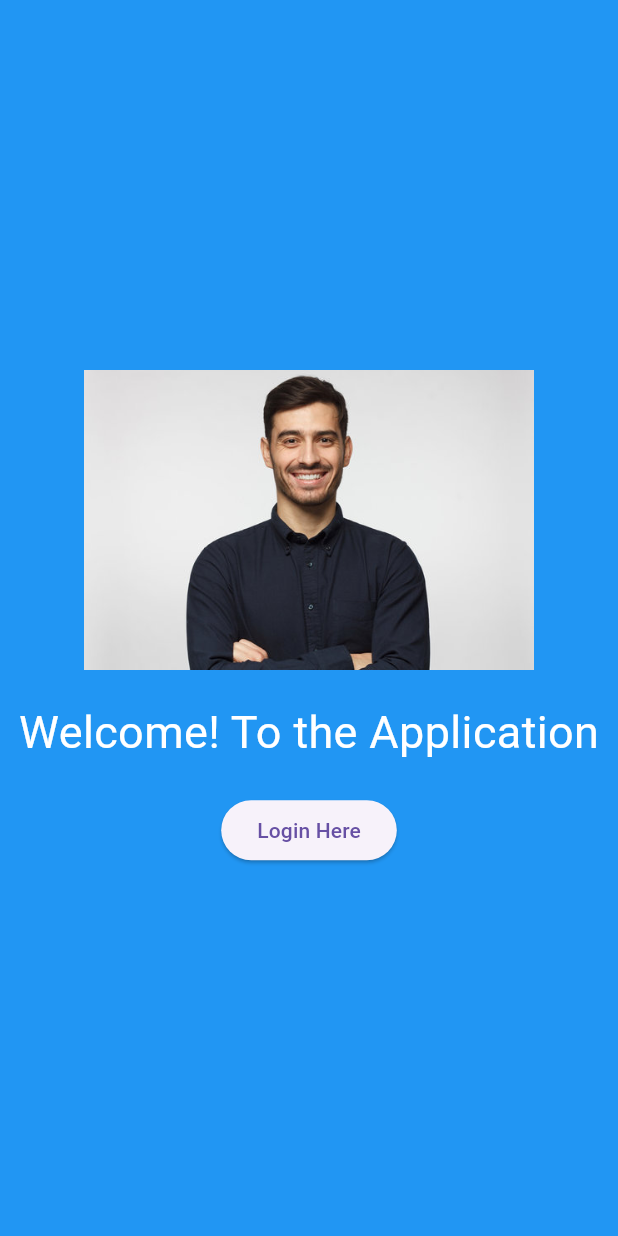
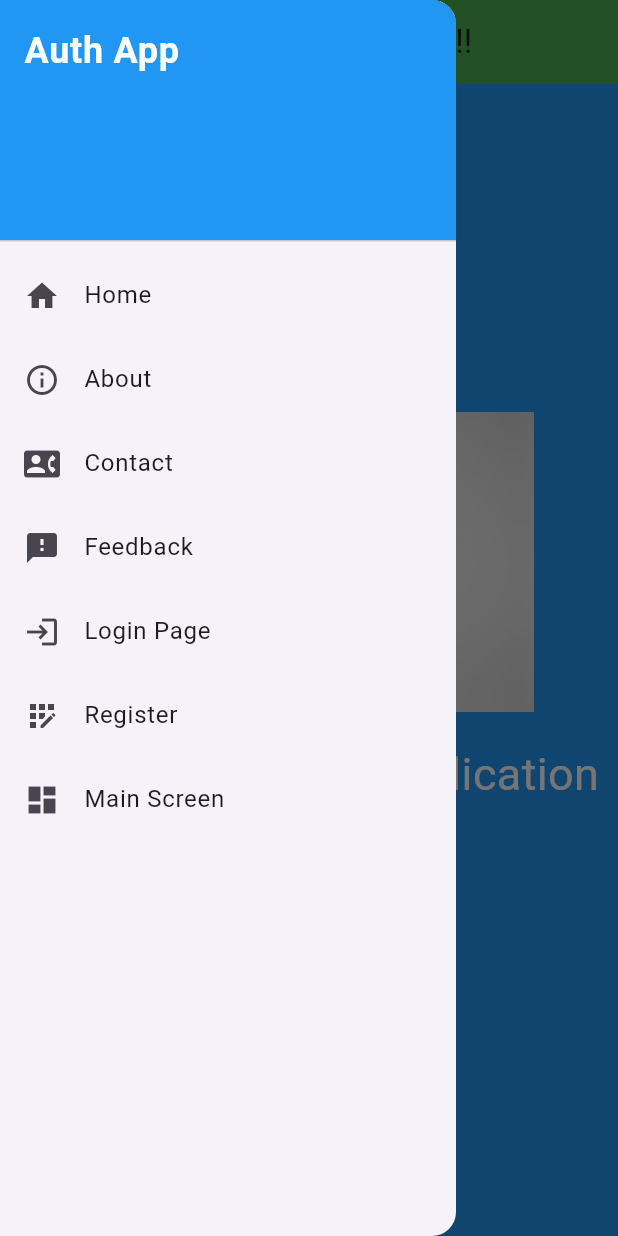
Before and after one commit to SyedKashanAbbasNaqvi/authapp, a Flutter app: the screen it shows after launch, with the side drawer open (before the commit the screen has no drawer), on a phone screen of 412 x 824 dp. Run offline on Flutter 3.47's test engine with Material 3 defaults, Android fonts, the phone set to English and light mode, and no system bars; our stand-ins replace flutter_svg.

Commit message:
sidebar and more screens

```diff
--- /dev/null
+++ b/lib/layout/home.dart
@@ -0,0 +1,34 @@
+import 'package:flutter/material.dart';
+import 'package:listandtable/layout/sidebar.dart';
+import 'package:listandtable/splash_screen.dart';
+
+class HomePage extends StatefulWidget {
+  const HomePage({Key? key}) : super(key: key);
+
+  @override
+  State<HomePage> createState() => _HomePageState();
+}
+
+class _HomePageState extends State<HomePage> {
+  @override
+  Widget build(BuildContext context) {
+    return Scaffold(
+      appBar: AppBar(
+        title: Text("Welcome to Our App!!!"),
+        backgroundColor: Colors.green,
+        centerTitle: true,
+      ),
+      drawer: const Sidebar(), // Use the correct casing here
+      body: Row(
+        children: [
+          // const Sidebar(), // Include the Sidebar in the Row
+          Expanded(
+            child: Center(
+              child: SplashScreen(), // Placeholder for main content
+            ),
+          ),
+        ],
+      ),
+    );
+  }
+}
--- /dev/null
+++ b/lib/layout/sidebar.dart
@@ -0,0 +1,108 @@
+import 'package:flutter/material.dart';
+import 'package:listandtable/layout/home.dart';
+import 'package:listandtable/login_screen.dart';
+import 'package:listandtable/register_screen.dart';
+
+class Sidebar extends StatefulWidget {
+  const Sidebar({Key? key}) : super(key: key);
+
+  @override
+  State<Sidebar> createState() => _SidebarState();
+}
+
+class _SidebarState extends State<Sidebar> {
+  @override
+  Widget build(BuildContext context) {
+    return Drawer(
+      child: ListView(
+        padding: EdgeInsets.zero,
+        children: <Widget>[
+          DrawerHeader(
+            child: Text(
+              'Auth App',
+              style: TextStyle(
+                fontSize: 24,
+                fontWeight: FontWeight.bold,
+                color: Colors.white,
+              ),
+            ),
+            decoration: BoxDecoration(
+              color: Colors.blue,
+            ),
+          ),
+       _createDrawerItem(
+  icon: Icons.home,
+  text: 'Home',
+   onTap: () {
+    Navigator.push(
+      context,
+      MaterialPageRoute(builder: (context) => HomePage()), // Navigate to Home
+    );
+  },
+),
+_createDrawerItem(
+  icon: Icons.info_outline, // Changed to a more suitable icon
+  text: 'About',
+  onTap: () {
+    // Add your navigation logic here
+  },
+),
+_createDrawerItem(
+  icon: Icons.contact_phone, // Changed to a more suitable icon
+  text: 'Contact',
+  onTap: () {
+    // Add your navigation logic here
+  },
+),
+_createDrawerItem(
+  icon: Icons.feedback, // Changed to a more suitable icon
+  text: 'Feedback',
+  onTap: () {
+    // Add your navigation logic here
+  },
+),
+_createDrawerItem(
+  icon: Icons.login, // Changed to a more suitable icon
+  text: 'Login Page',
+  onTap: () {
+    Navigator.push(
+      context,
+      MaterialPageRoute(builder: (context) => LoginScreen()), // Navigate to Home
+    );
+  },
+),
+_createDrawerItem(
+  icon: Icons.app_registration, // Changed to a more suitable icon
+  text: 'Register',
+ onTap: () {
+    Navigator.push(
+      context,
+      MaterialPageRoute(builder: (context) => RegisterScreen()), // Navigate to Home
+    );
+  },
+),
+_createDrawerItem(
+  icon: Icons.dashboard, // Changed to a more suitable icon
+  text: 'Main Screen',
+  onTap: () {
+    // Add your navigation logic here
+  },
+),
+
+        ],
+      ),
+    );
+  }
+
+  Widget _createDrawerItem({
+    required IconData icon,
+    required String text,
+    required VoidCallback onTap,
+  }) {
+    return ListTile(
+      leading: Icon(icon),
+      title: Text(text),
+      onTap: onTap,
+    );
+  }
+}
--- a/lib/login_screen.dart
+++ b/lib/login_screen.dart
@@ -1,5 +1,6 @@
 import 'package:flutter/material.dart';
 import 'package:flutter_svg/flutter_svg.dart';
+import 'package:listandtable/layout/sidebar.dart'; // Import your Sidebar
 import 'register_screen.dart'; // Import the RegisterScreen
 
 class LoginScreen extends StatefulWidget {
@@ -24,6 +25,18 @@ class _LoginScreenState extends State<LoginScreen> {
   @override
   Widget build(BuildContext context) {
     return Scaffold(
+      appBar: AppBar(
+        title: Text('Login'),
+        leading: Builder(
+ builder: (context) => IconButton(
+          icon: Icon(Icons.menu),
+          onPressed: () {
+            Scaffold.of(context).openDrawer();
+          },
+ ),
+        ),
+      ),
+      drawer: Sidebar(), // Use your existing Sidebar widget here
       body: Column(
         children: [
           // Top 40% for the image
@@ -147,8 +160,6 @@ class _LoginScreenState extends State<LoginScreen> {
 }
 
 // CustomButton remains the same...
-
-
 class CustomButton extends StatelessWidget {
   final VoidCallback onPressed;
   final String label;
--- a/lib/main.dart
+++ b/lib/main.dart
@@ -1,8 +1,6 @@
-
-
-
 import 'package:flutter/material.dart';
-import 'splash_screen.dart';
+import 'package:listandtable/layout/home.dart'; // Ensure this import is correct
+import 'splash_screen.dart'; // Adjust if needed
 
 void main() {
   runApp(MyApp());
@@ -12,12 +10,12 @@ class MyApp extends StatelessWidget {
   @override
   Widget build(BuildContext context) {
     return MaterialApp(
-      title: 'Login APP',
+      title: 'AuthApp',
       debugShowCheckedModeBanner: false,
       theme: ThemeData(
         primarySwatch: Colors.blue,
       ),
-      home: SplashScreen(),
+      home: const HomePage(),
     );
   }
 }
--- a/lib/register_screen.dart
+++ b/lib/register_screen.dart
@@ -1,4 +1,5 @@
 import 'package:flutter/material.dart';
+import 'package:listandtable/layout/sidebar.dart';
 
 class RegisterScreen extends StatefulWidget {
   @override
@@ -25,9 +26,21 @@ class _RegisterScreenState extends State<RegisterScreen> {
   @override
   Widget build(BuildContext context) {
     return Scaffold(
+      appBar: AppBar(
+        title: Text('Register'),
+        leading: Builder(
+          builder: (context) => IconButton(
+            icon: Icon(Icons.menu),
+            onPressed: () {
+              Scaffold.of(context).openDrawer();
+            },
+          ),
+        ),
+      ),
+      drawer: Sidebar(), // Use your existing Sidebar widget here
       body: Column(
         children: [
-          // Top 40% for the image (same as LoginScreen)
+          // Top 40% for the image
           Container(
             height: MediaQuery.of(context).size.height * 0.4,
             decoration: BoxDecoration(
@@ -147,9 +160,6 @@ class _RegisterScreenState extends State<RegisterScreen> {
   }
 }
 
-
-
-
 class CustomButton extends StatelessWidget {
   final VoidCallback onPressed;
   final String label;
```
Also changed, not shown: lib/form.dart (deleted).
